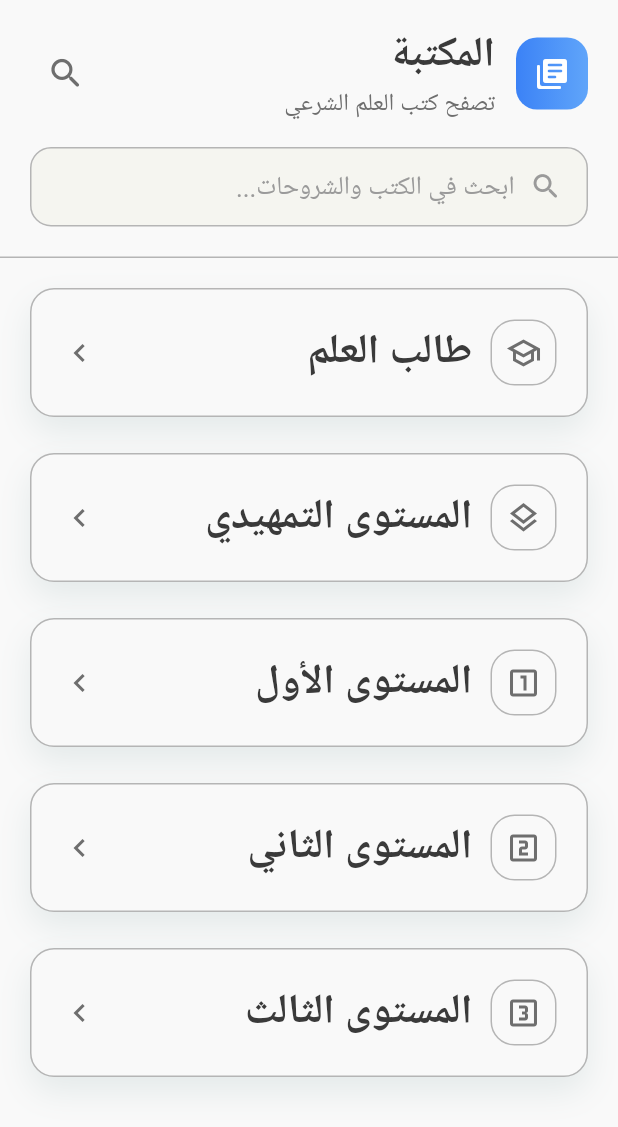
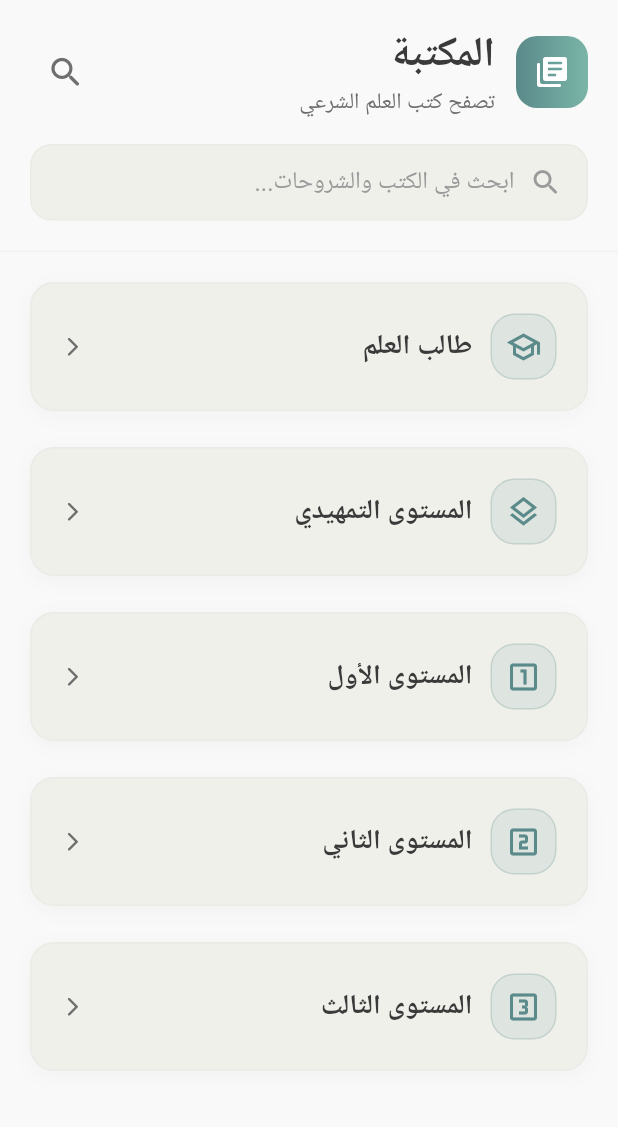
Before and after one commit to wacim-abdellli/talib_ilm, a Flutter app: the LibraryPage screen opened directly, on a phone screen of 412 x 824 dp. Shown: the top 1127 px of the screen. Run offline on Flutter 3.47's test engine with Material 3 defaults, Android fonts, the phone set to English and light mode, and no system bars; our stand-ins replace adhan, flutter_compass, flutter_local_notifications, flutter_timezone, geocoding, geolocator and 9 more; missing offline and left inert: quran, quran_library, syncfusion_flutter_pdfviewer; accounts and stored records are empty; network calls fail; Roboto replaces fonts that are missing (Cairo); project files that could hold a hidden picture were left out.

Commit message:
feat(ui): harmonize library page cards and header with spiritual theme

```diff
--- a/lib/features/library/presentation/library_page.dart
+++ b/lib/features/library/presentation/library_page.dart
@@ -1,6 +1,6 @@
 import 'package:flutter/material.dart';
 
-import '../../../app/theme/app_text.dart';
+import '../../../app/theme/app_colors.dart';
 import '../../../app/theme/app_ui.dart';
 import '../../../app/theme/theme_colors.dart';
 import '../../../shared/widgets/pressable_card.dart';
@@ -54,7 +54,10 @@ class LibraryPage extends StatelessWidget {
             decoration: BoxDecoration(
               color: context.surfaceColor,
               border: Border(
-                bottom: BorderSide(color: context.borderColor, width: 1),
+                bottom: BorderSide(
+                  color: context.outlineColor.withValues(alpha: context.isDark ? 0.2 : 0.1),
+                  width: 1,
+                ),
               ),
             ),
             child: SafeArea(
@@ -68,7 +71,7 @@ class LibraryPage extends StatelessWidget {
                         height: 48,
                         decoration: BoxDecoration(
                           gradient: const LinearGradient(
-                            colors: [Color(0xFF3B82F6), Color(0xFF60A5FA)],
+                            colors: [AppColors.primary, AppColors.primaryLight],
                           ),
                           borderRadius: BorderRadius.circular(14),
                         ),
@@ -86,6 +89,7 @@ class LibraryPage extends StatelessWidget {
                             Text(
                               'المكتبة',
                               style: TextStyle(
+                                fontFamily: 'Cairo',
                                 fontSize: 24,
                                 fontWeight: FontWeight.w700,
                                 color: context.textPrimaryColor,
@@ -95,7 +99,8 @@ class LibraryPage extends StatelessWidget {
                             Text(
                               'تصفح كتب العلم الشرعي',
                               style: TextStyle(
-                                fontSize: 14,
+                                fontFamily: 'Cairo',
+                                fontSize: 13,
                                 color: context.textSecondaryColor,
                               ),
                               overflow: TextOverflow.ellipsis,
@@ -118,9 +123,12 @@ class LibraryPage extends StatelessWidget {
                       vertical: 12,
                     ),
                     decoration: BoxDecoration(
-                      color: context.surfaceSecondaryColor,
+                      color: context.surfaceContainer,
                       borderRadius: BorderRadius.circular(14),
-                      border: Border.all(color: context.borderColor, width: 1),
+                      border: Border.all(
+                        color: context.outlineColor.withValues(alpha: context.isDark ? 0.2 : 0.1),
+                        width: 1,
+                      ),
                     ),
                     child: Row(
                       children: [
@@ -134,7 +142,8 @@ class LibraryPage extends StatelessWidget {
                           child: Text(
                             'ابحث في الكتب والشروحات...',
                             style: TextStyle(
-                              fontSize: 15,
+                              fontFamily: 'Cairo',
+                              fontSize: 14,
                               color: context.textTertiaryColor,
                             ),
                             overflow: TextOverflow.ellipsis,
@@ -179,12 +188,19 @@ class _LibraryLevelCard extends StatelessWidget {
       padding: AppUi.cardPadding,
       borderRadius: radius,
       decoration: BoxDecoration(
-        color: context.surfaceColor,
+        color: context.surfaceContainer,
         borderRadius: radius,
         border: Border.all(
-          color: context.borderColor,
-          width: AppUi.dividerThickness,
+          color: context.outlineColor.withValues(alpha: context.isDark ? 0.2 : 0.1),
+          width: 1,
         ),
+        boxShadow: [
+          BoxShadow(
+            color: Colors.black.withValues(alpha: context.isDark ? 0.2 : 0.03),
+            blurRadius: 10,
+            offset: const Offset(0, 3),
+          ),
+        ],
       ),
       child: Row(
         children: [
@@ -192,25 +208,32 @@ class _LibraryLevelCard extends StatelessWidget {
             width: AppUi.iconBoxSize,
             height: AppUi.iconBoxSize,
             decoration: BoxDecoration(
-              color: context.backgroundColor,
+              color: AppColors.primary.withValues(alpha: 0.12),
               borderRadius: radius,
               border: Border.all(
-                color: context.borderColor,
-                width: AppUi.dividerThickness,
+                color: AppColors.primary.withValues(alpha: 0.2),
+                width: 1,
               ),
             ),
-            child: Icon(level.icon, color: context.textSecondaryColor),
+            child: Icon(level.icon, color: AppColors.primary),
           ),
           const SizedBox(width: AppUi.gapMD),
           Expanded(
             child: Text(
               level.title,
-              style: AppText.sectionTitle.copyWith(
+              style: TextStyle(
+                fontFamily: 'Cairo',
+                fontSize: 16,
+                fontWeight: FontWeight.w700,
                 color: context.textPrimaryColor,
               ),
             ),
           ),
-          Icon(Icons.chevron_right, color: context.textSecondaryColor),
+          Icon(
+            Icons.arrow_back_ios_new_rounded,
+            size: 15,
+            color: context.textSecondaryColor,
+          ),
         ],
       ),
     );
```
